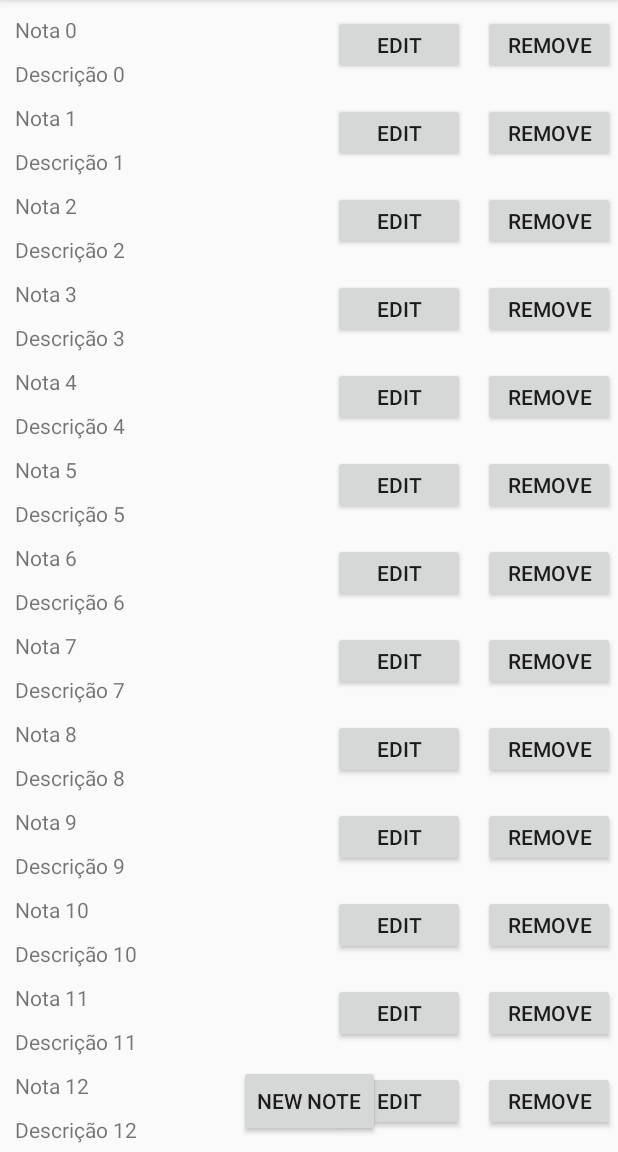
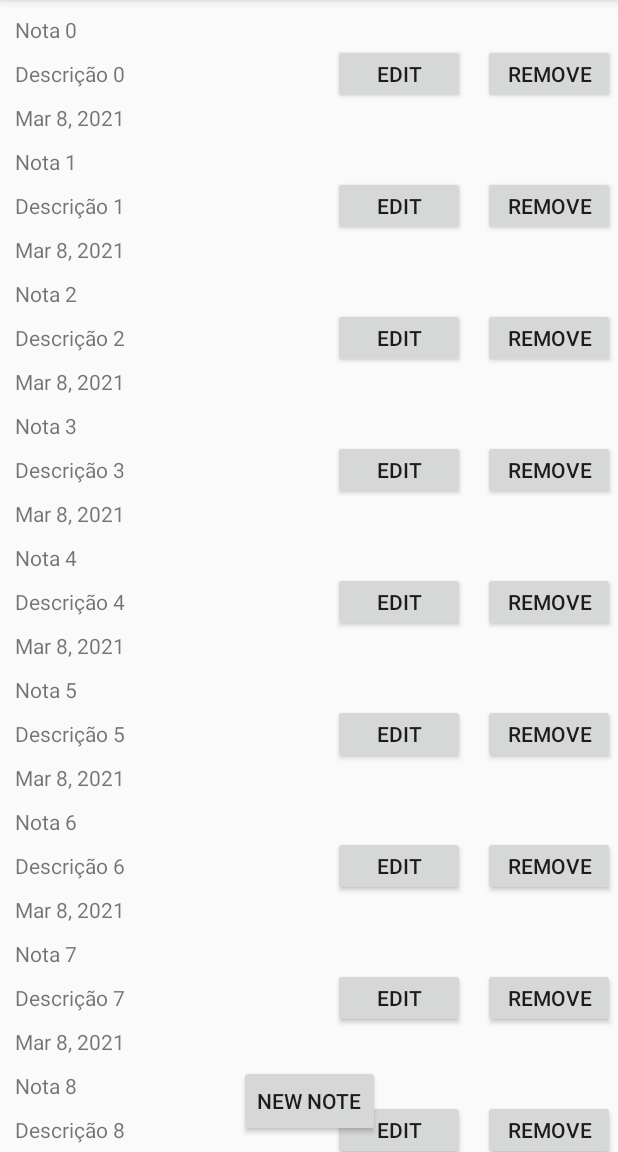
Before and after one commit to rodrigosa7/StreetReport, an Android app: the Notes screen opened directly, with no data from a screen before it, on a phone screen of 412 x 824 dp, the part 84-1236 px from its top. Run offline under Robolectric (Android 15) with nearby library versions, the phone set to English and light mode, and no system bars.

Commit message:
Edit da recycler view para ter as datas

```diff
--- a/app/src/main/java/ipvc/estg/streetreport/Notes.kt
+++ b/app/src/main/java/ipvc/estg/streetreport/Notes.kt
@@ -6,6 +6,8 @@ import androidx.recyclerview.widget.LinearLayoutManager
 import ipvc.estg.streetreport.adapter.LineAdapter
 import ipvc.estg.streetreport.dataclass.Note
 import kotlinx.android.synthetic.main.activity_notes.*
+import java.util.*
+import kotlin.collections.ArrayList
 
 class Notes : AppCompatActivity() {
     private lateinit var myList: ArrayList<Note>
@@ -17,7 +19,7 @@ class Notes : AppCompatActivity() {
         myList = ArrayList<Note>()
 
         for(i in 0 until 100){
-            myList.add(Note("Nota $i", "Descrição $i"))
+            myList.add(Note("Nota $i", "Descrição $i", Date()))
         }
         recycler_view.adapter = LineAdapter(myList)
         recycler_view.layoutManager = LinearLayoutManager(this)
--- a/app/src/main/java/ipvc/estg/streetreport/adapter/LineAdapter.kt
+++ b/app/src/main/java/ipvc/estg/streetreport/adapter/LineAdapter.kt
@@ -1,5 +1,7 @@
 package ipvc.estg.streetreport.adapter
 
+import android.icu.text.MessageFormat.format
+import android.text.format.DateFormat.format
 import android.view.LayoutInflater
 import android.view.View
 import android.view.ViewGroup
@@ -7,6 +9,9 @@ import androidx.recyclerview.widget.RecyclerView
 import ipvc.estg.streetreport.R
 import ipvc.estg.streetreport.dataclass.Note
 import kotlinx.android.synthetic.main.recycler_line.view.*
+import java.lang.String.format
+import java.text.DateFormat
+import java.text.MessageFormat.format
 
 class LineAdapter(val list: ArrayList<Note>): RecyclerView.Adapter<LineViewHolder>(){
 
@@ -14,7 +19,7 @@ class LineAdapter(val list: ArrayList<Note>): RecyclerView.Adapter<LineViewHolde
 
         val itemView = LayoutInflater
             .from(parent.context)
-            .inflate(R.layout.recycler_line, parent, false);
+            .inflate(R.layout.recycler_line, parent, false)
         return LineViewHolder(itemView)
     }
 
@@ -27,7 +32,7 @@ class LineAdapter(val list: ArrayList<Note>): RecyclerView.Adapter<LineViewHolde
 
         holder.name.text = currentPlace.name
         holder.desc.text = currentPlace.desc
-
+        holder.data.text = DateFormat.getDateInstance().format(currentPlace.data)
     }
 
 }
@@ -36,5 +41,6 @@ class LineViewHolder(itemView: View) : RecyclerView.ViewHolder(itemView){
 
     val name = itemView.name
     val desc = itemView.desc
+    val data = itemView.data
 
 }
--- a/app/src/main/java/ipvc/estg/streetreport/dataclass/Note.kt
+++ b/app/src/main/java/ipvc/estg/streetreport/dataclass/Note.kt
@@ -1,5 +1,7 @@
 package ipvc.estg.streetreport.dataclass
 
+import java.util.*
+
 data class Note (
-    val name: String, val desc: String
+    val name: String, val desc: String, val data: Date
 )
--- a/app/src/main/res/layout/recycler_line.xml
+++ b/app/src/main/res/layout/recycler_line.xml
@@ -31,6 +31,17 @@
         android:text="Descricao"
         app:layout_constraintStart_toStartOf="parent"
         app:layout_constraintTop_toBottomOf="@+id/name" />
+    <TextView
+        android:id="@+id/data"
+        android:layout_width="wrap_content"
+        android:layout_height="wrap_content"
+        android:layout_margin="10dp"
+        android:layout_marginStart="10dp"
+        android:layout_marginLeft="10dp"
+        android:layout_marginTop="30dp"
+        android:text="Data"
+        app:layout_constraintStart_toStartOf="parent"
+        app:layout_constraintTop_toBottomOf="@+id/desc" />
 
     <Button
         android:id="@+id/edit"
@@ -39,6 +50,7 @@
         android:layout_marginRight="12dp"
         android:layout_toLeftOf="@id/remove"
         android:text="@string/edit"
+        app:layout_constraintBottom_toBottomOf="parent"
         app:layout_constraintRight_toLeftOf="@id/remove"
         app:layout_constraintTop_toTopOf="@+id/name" />
 
@@ -47,6 +59,7 @@
         android:layout_width="wrap_content"
         android:layout_height="40dp"
         android:text="@string/remove"
+        app:layout_constraintBottom_toBottomOf="parent"
         app:layout_constraintEnd_toEndOf="parent"
         app:layout_constraintHorizontal_bias="0.993"
         app:layout_constraintStart_toStartOf="parent"
```
